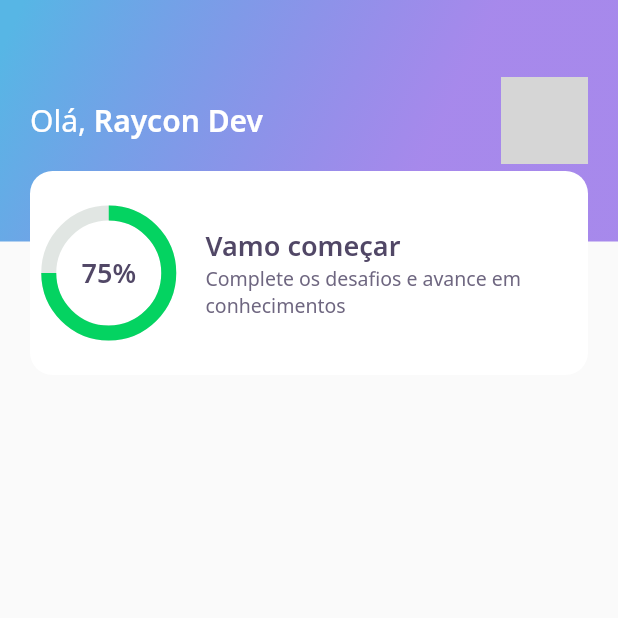
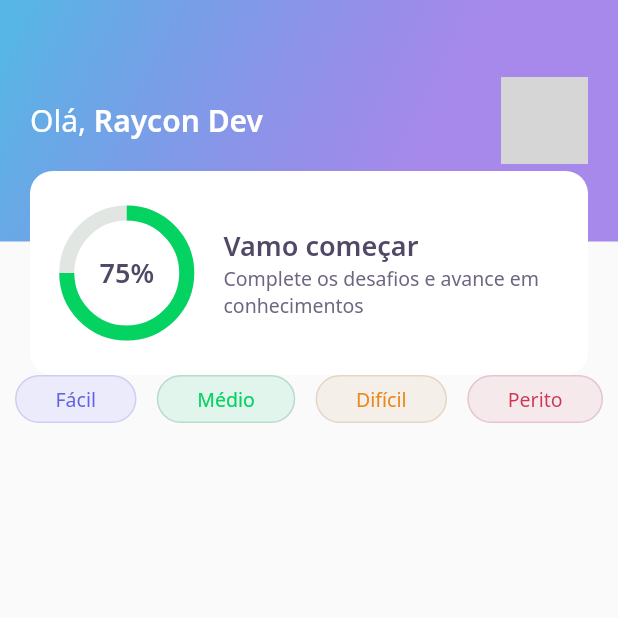
Before and after one commit to alphadev-net-br/dev_quiz_flutter, a Flutter app: the screen it shows after launch, on a phone screen of 412 x 824 dp, the top half of it. Run offline on Flutter 3.47's test engine with Material 2 defaults, Android fonts, the phone set to English and light mode, and no system bars; our stand-ins replace google_fonts; network calls fail; grey boxes are pictures that could not be loaded.

Commit message:
LevelButton Adicionado

```diff
--- a/lib/home/home_pages.dart
+++ b/lib/home/home_pages.dart
@@ -1,4 +1,5 @@
 import 'package:dev_quiz/home/widgets/appbar/app_bar_widget.dart';
+import 'package:dev_quiz/home/widgets/level_button/level_button_widget.dart';
 import 'package:flutter/material.dart';
 
 class HomePage extends StatefulWidget {
@@ -13,6 +14,26 @@ class _HomePageState extends State<HomePage> {
   Widget build(BuildContext context) {
     return Scaffold(
       appBar: AppBarWidget(),
+      body: Padding(
+        padding: const EdgeInsets.symmetric(horizontal: 10),
+        child: Row(
+          mainAxisAlignment: MainAxisAlignment.spaceBetween,
+          children: [
+            LevelButtonWidget(
+              label: "Fácil",
+            ),
+            LevelButtonWidget(
+              label: "Médio",
+            ),
+            LevelButtonWidget(
+              label: "Difícil",
+            ),
+            LevelButtonWidget(
+              label: "Perito",
+            ),
+          ],
+        ),
+      ),
     );
   }
 }
--- /dev/null
+++ b/lib/home/widgets/level_button/level_button_widget.dart
@@ -0,0 +1,58 @@
+import 'package:dev_quiz/core/app_colors.dart';
+import 'package:flutter/material.dart';
+import 'package:google_fonts/google_fonts.dart';
+
+class LevelButtonWidget extends StatelessWidget {
+  final String label;
+  LevelButtonWidget({Key? key, required this.label}) : assert(["Fácil", "Médio", "Difícil", "Perito"].contains(label)), super(key: key);
+
+  final config = {
+    "Fácil": {
+      "color": AppColors.levelButtonFacil,
+      "borderColor": AppColors.levelButtonBorderFacil,
+      "fontColor": AppColors.levelButtonTextFacil
+    },
+    "Médio": {
+      "color": AppColors.levelButtonMedio,
+      "borderColor": AppColors.levelButtonBorderMedio,
+      "fontColor": AppColors.levelButtonTextMedio
+    },
+    "Difícil": {
+      "color": AppColors.levelButtonDificil,
+      "borderColor": AppColors.levelButtonBorderDificil,
+      "fontColor": AppColors.levelButtonTextDificil
+    },
+    "Perito": {
+      "color": AppColors.levelButtonPerito,
+      "borderColor": AppColors.levelButtonBorderPerito,
+      "fontColor": AppColors.levelButtonTextPerito
+    }
+  };
+
+  Color get color => config[label]!['color']!;
+  Color get borderColor => config[label]!['borderColor']!;
+  Color get fontColor => config[label]!['fontColor']!;
+
+  @override
+  Widget build(BuildContext context) {
+    return Container(
+      decoration: BoxDecoration(
+        borderRadius: BorderRadius.circular(28),
+        color: color,
+        border: Border.fromBorderSide(
+          BorderSide(color: borderColor),
+        ),
+      ),
+      child: Padding(
+        padding: const EdgeInsets.symmetric(horizontal: 26, vertical: 6),
+        child: Text(
+          label,
+          style: GoogleFonts.notoSans(
+            color: fontColor,
+            fontSize: 13
+          ),
+        ),
+      ),
+    );
+  }
+}
--- a/lib/home/widgets/score_card/score_card.dart
+++ b/lib/home/widgets/score_card/score_card.dart
@@ -16,19 +16,14 @@ class ScoreCardWidget extends StatelessWidget {
           color: AppColors.white,
           borderRadius: BorderRadius.circular(15)
         ),
+        child: Padding(
+          padding: const EdgeInsets.symmetric(horizontal: 24),
           child: Row(
             crossAxisAlignment: CrossAxisAlignment.center,
             children: [
               Expanded(
                 flex: 1,
-              child: Padding(
-                padding: const EdgeInsets.only(left: 12),
-                child: Container(
-                  width: 80,
-                  height: 80,
                 child: ChartWidget(),
-                ),
-              ),
               ),
               Expanded(
                 flex: 3,
@@ -45,6 +40,7 @@ class ScoreCardWidget extends StatelessWidget {
                 ),
               ),
             ],
+          ),
         )),
     );
   }
```
Lines whose indentation alone changed are shown as unchanged.
